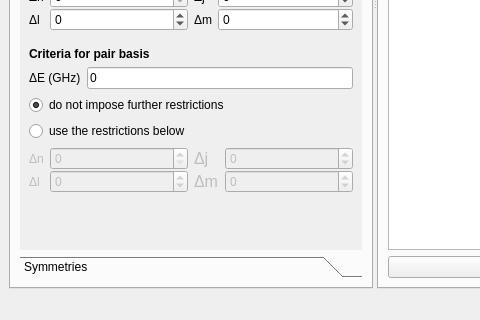
The window that pairinteraction_gui/plotter.ui (pairinteraction/pairinteraction) describes before a commit, drawn with Qt 5; both pictures show x 0 to 480 and y 320 to 640 of the 960 by 640 pixel window.
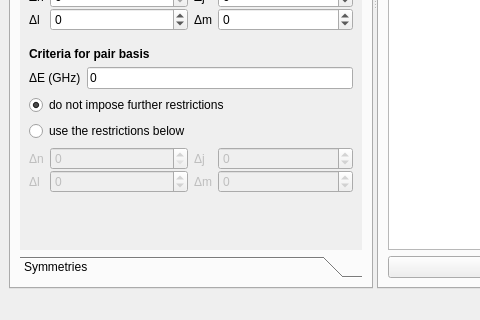
The same window after the commit. The open tabs and pages were chosen to show the change. Custom widgets are drawn as their Qt base class.

```diff
--- a/pairinteraction_gui/plotter.ui
+++ b/pairinteraction_gui/plotter.ui
@@ -1728,11 +1728,6 @@
                   </property>
                   <item row="4" column="0">
                    <widget class="QLabel" name="label_73">
-                    <property name="font">
-                     <font>
-                      <pointsize>12</pointsize>
-                     </font>
-                    </property>
                     <property name="text">
                      <string>Δj</string>
                     </property>
@@ -1771,11 +1766,6 @@
                   </item>
                   <item row="5" column="0">
                    <widget class="QLabel" name="label_74">
-                    <property name="font">
-                     <font>
-                      <pointsize>12</pointsize>
-                     </font>
-                    </property>
                     <property name="text">
                      <string>Δm</string>
                     </property>
```
